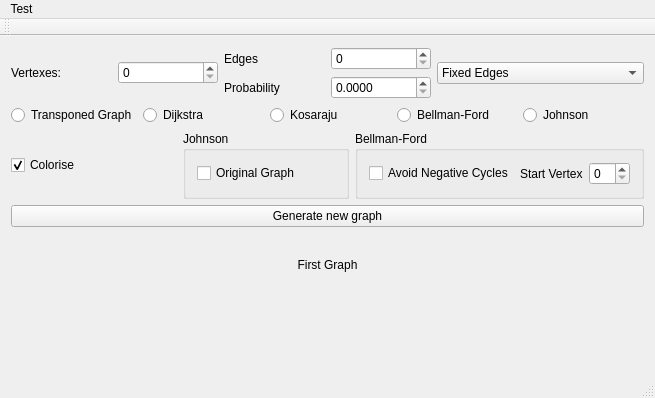
First picture: the form in QGraphUtilityTest/QGraphUtilityTest.ui, repository RzuF/QGraphUtility, before the edit.
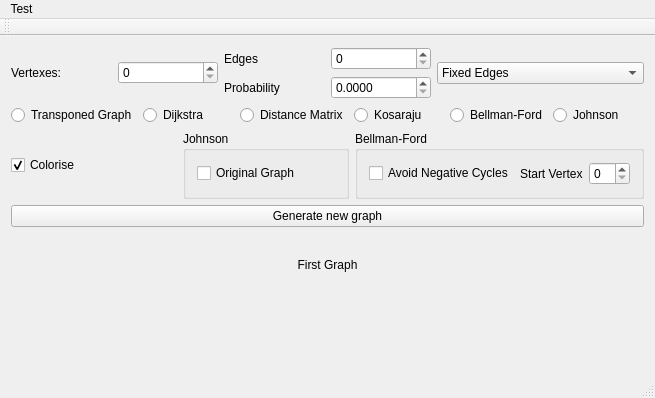
Second picture: the form after the edit.

Commit message: Dijkstra for undrected graph, calculating distance matrix implemented with choosing center vertex and minmax center vertex

```diff
--- a/QGraphUtilityTest/QGraphUtilityTest.ui
+++ b/QGraphUtilityTest/QGraphUtilityTest.ui
@@ -122,6 +122,13 @@
         </property>
        </widget>
       </item>
+      <item>
+       <widget class="QRadioButton" name="distanceMatrixRadio">
+        <property name="text">
+         <string>Distance Matrix</string>
+        </property>
+       </widget>
+      </item>
       <item>
        <widget class="QRadioButton" name="kosarajuRadio">
         <property name="text">
```
The commit also changes 4 other files.
